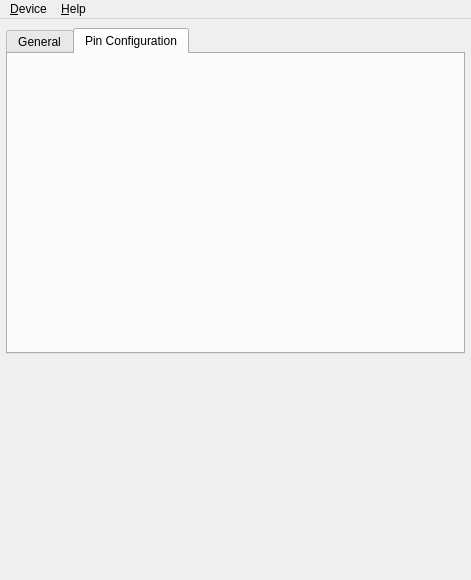
This is src/configuratorwindow.ui in bloguetronica/mcp2210-conf as Qt 5 draws it before an edit. The edited form follows.
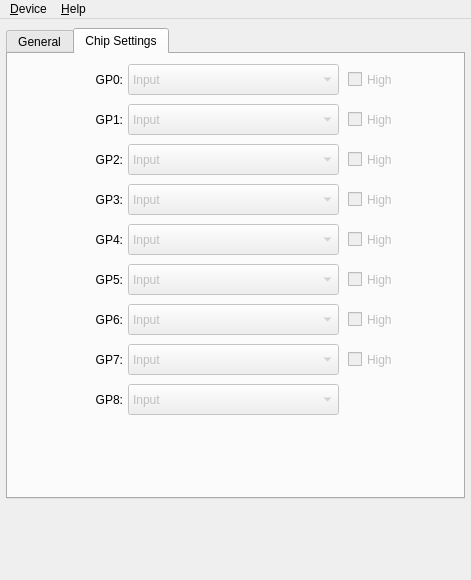
This is the edited form. The open tabs and pages were chosen to show the change. Icons and pictures are not drawn.

What changed in the file:
```diff
--- a/src/configuratorwindow.ui
+++ b/src/configuratorwindow.ui
@@ -46,7 +46,7 @@
       <x>6</x>
       <y>9</y>
       <width>459</width>
-      <height>326</height>
+      <height>471</height>
      </rect>
     </property>
     <property name="currentIndex">
@@ -314,8 +314,557 @@
     </widget>
     <widget class="QWidget" name="tabPinConfig">
      <attribute name="title">
-      <string>Pin Configuration</string>
+      <string>Chip Settings</string>
      </attribute>
+     <widget class="QLabel" name="labelGP0">
+      <property name="geometry">
+       <rect>
+        <x>10</x>
+        <y>17</y>
+        <width>105</width>
+        <height>17</height>
+       </rect>
+      </property>
+      <property name="text">
+       <string>GP0:</string>
+      </property>
+      <property name="alignment">
+       <set>Qt::AlignRight|Qt::AlignTrailing|Qt::AlignVCenter</set>
+      </property>
+     </widget>
+     <widget class="QComboBox" name="comboBoxGP0">
+      <property name="enabled">
+       <bool>false</bool>
+      </property>
+      <property name="geometry">
+       <rect>
+        <x>120</x>
+        <y>10</y>
+        <width>211</width>
+        <height>31</height>
+       </rect>
+      </property>
+      <item>
+       <property name="text">
+        <string>Input</string>
+       </property>
+      </item>
+      <item>
+       <property name="text">
+        <string>Output</string>
+       </property>
+      </item>
+      <item>
+       <property name="text">
+        <string>Chip select</string>
+       </property>
+      </item>
+     </widget>
+     <widget class="QCheckBox" name="checkBoxGP0DefaultValue">
+      <property name="enabled">
+       <bool>false</bool>
+      </property>
+      <property name="geometry">
+       <rect>
+        <x>340</x>
+        <y>15</y>
+        <width>101</width>
+        <height>21</height>
+       </rect>
+      </property>
+      <property name="text">
+       <string>High</string>
+      </property>
+     </widget>
+     <widget class="QLabel" name="labelGP1">
+      <property name="geometry">
+       <rect>
+        <x>10</x>
+        <y>57</y>
+        <width>105</width>
+        <height>17</height>
+       </rect>
+      </property>
+      <property name="text">
+       <string>GP1:</string>
+      </property>
+      <property name="alignment">
+       <set>Qt::AlignRight|Qt::AlignTrailing|Qt::AlignVCenter</set>
+      </property>
+     </widget>
+     <widget class="QCheckBox" name="checkBoxGP1DefaultValue">
+      <property name="enabled">
+       <bool>false</bool>
+      </property>
+      <property name="geometry">
+       <rect>
+        <x>340</x>
+        <y>55</y>
+        <width>101</width>
+        <height>21</height>
+       </rect>
+      </property>
+      <property name="text">
+       <string>High</string>
+      </property>
+     </widget>
+     <widget class="QComboBox" name="comboBoxGP1">
+      <property name="enabled">
+       <bool>false</bool>
+      </property>
+      <property name="geometry">
+       <rect>
+        <x>120</x>
+        <y>50</y>
+        <width>211</width>
+        <height>31</height>
+       </rect>
+      </property>
+      <item>
+       <property name="text">
+        <string>Input</string>
+       </property>
+      </item>
+      <item>
+       <property name="text">
+        <string>Output</string>
+       </property>
+      </item>
+      <item>
+       <property name="text">
+        <string>Chip select</string>
+       </property>
+      </item>
+     </widget>
+     <widget class="QComboBox" name="comboBoxGP2">
+      <property name="enabled">
+       <bool>false</bool>
+      </property>
+      <property name="geometry">
+       <rect>
+        <x>120</x>
+        <y>90</y>
+        <width>211</width>
+        <height>31</height>
+       </rect>
+      </property>
+      <item>
+       <property name="text">
+        <string>Input</string>
+       </property>
+      </item>
+      <item>
+       <property name="text">
+        <string>Output</string>
+       </property>
+      </item>
+      <item>
+       <property name="text">
+        <string>Chip select</string>
+       </property>
+      </item>
+      <item>
+       <property name="text">
+        <string>Suspend</string>
+       </property>
+      </item>
+     </widget>
+     <widget class="QCheckBox" name="checkBoxGP2DefaultValue">
+      <property name="enabled">
+       <bool>false</bool>
+      </property>
+      <property name="geometry">
+       <rect>
+        <x>340</x>
+        <y>95</y>
+        <width>101</width>
+        <height>21</height>
+       </rect>
+      </property>
+      <property name="text">
+       <string>High</string>
+      </property>
+     </widget>
+     <widget class="QLabel" name="labelGP2">
+      <property name="geometry">
+       <rect>
+        <x>10</x>
+        <y>97</y>
+        <width>105</width>
+        <height>17</height>
+       </rect>
+      </property>
+      <property name="text">
+       <string>GP2:</string>
+      </property>
+      <property name="alignment">
+       <set>Qt::AlignRight|Qt::AlignTrailing|Qt::AlignVCenter</set>
+      </property>
+     </widget>
+     <widget class="QComboBox" name="comboBoxGP4">
+      <property name="enabled">
+       <bool>false</bool>
+      </property>
+      <property name="geometry">
+       <rect>
+        <x>120</x>
+        <y>170</y>
+        <width>211</width>
+        <height>31</height>
+       </rect>
+      </property>
+      <item>
+       <property name="text">
+        <string>Input</string>
+       </property>
+      </item>
+      <item>
+       <property name="text">
+        <string>Output</string>
+       </property>
+      </item>
+      <item>
+       <property name="text">
+        <string>Chip select</string>
+       </property>
+      </item>
+      <item>
+       <property name="text">
+        <string>USB low power</string>
+       </property>
+      </item>
+     </widget>
+     <widget class="QCheckBox" name="checkBoxGP4DefaultValue">
+      <property name="enabled">
+       <bool>false</bool>
+      </property>
+      <property name="geometry">
+       <rect>
+        <x>340</x>
+        <y>175</y>
+        <width>101</width>
+        <height>21</height>
+       </rect>
+      </property>
+      <property name="text">
+       <string>High</string>
+      </property>
+     </widget>
+     <widget class="QComboBox" name="comboBoxGP5">
+      <property name="enabled">
+       <bool>false</bool>
+      </property>
+      <property name="geometry">
+       <rect>
+        <x>120</x>
+        <y>210</y>
+        <width>211</width>
+        <height>31</height>
+       </rect>
+      </property>
+      <item>
+       <property name="text">
+        <string>Input</string>
+       </property>
+      </item>
+      <item>
+       <property name="text">
+        <string>Output</string>
+       </property>
+      </item>
+      <item>
+       <property name="text">
+        <string>Chip select</string>
+       </property>
+      </item>
+      <item>
+       <property name="text">
+        <string>USB configured</string>
+       </property>
+      </item>
+     </widget>
+     <widget class="QLabel" name="labelGP4">
+      <property name="geometry">
+       <rect>
+        <x>10</x>
+        <y>177</y>
+        <width>105</width>
+        <height>17</height>
+       </rect>
+      </property>
+      <property name="text">
+       <string>GP4:</string>
+      </property>
+      <property name="alignment">
+       <set>Qt::AlignRight|Qt::AlignTrailing|Qt::AlignVCenter</set>
+      </property>
+     </widget>
+     <widget class="QLabel" name="labelGP3">
+      <property name="geometry">
+       <rect>
+        <x>10</x>
+        <y>137</y>
+        <width>105</width>
+        <height>17</height>
+       </rect>
+      </property>
+      <property name="text">
+       <string>GP3:</string>
+      </property>
+      <property name="alignment">
+       <set>Qt::AlignRight|Qt::AlignTrailing|Qt::AlignVCenter</set>
+      </property>
+     </widget>
+     <widget class="QCheckBox" name="checkBoxGP5DefaultValue">
+      <property name="enabled">
+       <bool>false</bool>
+      </property>
+      <property name="geometry">
+       <rect>
+        <x>340</x>
+        <y>215</y>
+        <width>101</width>
+        <height>21</height>
+       </rect>
+      </property>
+      <property name="text">
+       <string>High</string>
+      </property>
+     </widget>
+     <widget class="QCheckBox" name="checkBoxGP3DefaultValue">
+      <property name="enabled">
+       <bool>false</bool>
+      </property>
+      <property name="geometry">
+       <rect>
+        <x>340</x>
+        <y>135</y>
+        <width>101</width>
+        <height>21</height>
+       </rect>
+      </property>
+      <property name="text">
+       <string>High</string>
+      </property>
+     </widget>
+     <widget class="QLabel" name="labelGP5">
+      <property name="geometry">
+       <rect>
+        <x>10</x>
+        <y>217</y>
+        <width>105</width>
+        <height>17</height>
+       </rect>
+      </property>
+      <property name="text">
+       <string>GP5:</string>
+      </property>
+      <property name="alignment">
+       <set>Qt::AlignRight|Qt::AlignTrailing|Qt::AlignVCenter</set>
+      </property>
+     </widget>
+     <widget class="QComboBox" name="comboBoxGP3">
+      <property name="enabled">
+       <bool>false</bool>
+      </property>
+      <property name="geometry">
+       <rect>
+        <x>120</x>
+        <y>130</y>
+        <width>211</width>
+        <height>31</height>
+       </rect>
+      </property>
+      <item>
+       <property name="text">
+        <string>Input</string>
+       </property>
+      </item>
+      <item>
+       <property name="text">
+        <string>Output</string>
+       </property>
+      </item>
+      <item>
+       <property name="text">
+        <string>Chip select</string>
+       </property>
+      </item>
+      <item>
+       <property name="text">
+        <string>SPI transfer LED</string>
+       </property>
+      </item>
+     </widget>
+     <widget class="QComboBox" name="comboBoxGP7">
+      <property name="enabled">
+       <bool>false</bool>
+      </property>
+      <property name="geometry">
+       <rect>
+        <x>120</x>
+        <y>290</y>
+        <width>211</width>
+        <height>31</height>
+       </rect>
+      </property>
+      <item>
+       <property name="text">
+        <string>Input</string>
+       </property>
+      </item>
+      <item>
+       <property name="text">
+        <string>Output</string>
+       </property>
+      </item>
+      <item>
+       <property name="text">
+        <string>Chip select</string>
+       </property>
+      </item>
+      <item>
+       <property name="text">
+        <string>SPI bus release ACK</string>
+       </property>
+      </item>
+     </widget>
+     <widget class="QCheckBox" name="checkBoxGP7DefaultValue">
+      <property name="enabled">
+       <bool>false</bool>
+      </property>
+      <property name="geometry">
+       <rect>
+        <x>340</x>
+        <y>295</y>
+        <width>101</width>
+        <height>21</height>
+       </rect>
+      </property>
+      <property name="text">
+       <string>High</string>
+      </property>
+     </widget>
+     <widget class="QComboBox" name="comboBoxGP8">
+      <property name="enabled">
+       <bool>false</bool>
+      </property>
+      <property name="geometry">
+       <rect>
+        <x>120</x>
+        <y>330</y>
+        <width>211</width>
+        <height>31</height>
+       </rect>
+      </property>
+      <item>
+       <property name="text">
+        <string>Input</string>
+       </property>
+      </item>
+      <item>
+       <property name="text">
+        <string>SPI bus release REQ</string>
+       </property>
+      </item>
+     </widget>
+     <widget class="QLabel" name="labelGP7">
+      <property name="geometry">
+       <rect>
+        <x>10</x>
+        <y>297</y>
+        <width>105</width>
+        <height>17</height>
+       </rect>
+      </property>
+      <property name="text">
+       <string>GP7:</string>
+      </property>
+      <property name="alignment">
+       <set>Qt::AlignRight|Qt::AlignTrailing|Qt::AlignVCenter</set>
+      </property>
+     </widget>
+     <widget class="QLabel" name="labelGP6">
+      <property name="geometry">
+       <rect>
+        <x>10</x>
+        <y>257</y>
+        <width>105</width>
+        <height>17</height>
+       </rect>
+      </property>
+      <property name="text">
+       <string>GP6:</string>
+      </property>
+      <property name="alignment">
+       <set>Qt::AlignRight|Qt::AlignTrailing|Qt::AlignVCenter</set>
+      </property>
+     </widget>
+     <widget class="QCheckBox" name="checkBoxGP6DefaultValue">
+      <property name="enabled">
+       <bool>false</bool>
+      </property>
+      <property name="geometry">
+       <rect>
+        <x>340</x>
+        <y>255</y>
+        <width>101</width>
+        <height>21</height>
+       </rect>
+      </property>
+      <property name="text">
+       <string>High</string>
+      </property>
+     </widget>
+     <widget class="QLabel" name="labelGP8">
+      <property name="geometry">
+       <rect>
+        <x>10</x>
+        <y>337</y>
+        <width>105</width>
+        <height>17</height>
+       </rect>
+      </property>
+      <property name="text">
+       <string>GP8:</string>
+      </property>
+      <property name="alignment">
+       <set>Qt::AlignRight|Qt::AlignTrailing|Qt::AlignVCenter</set>
+      </property>
+     </widget>
+     <widget class="QComboBox" name="comboBoxGP6">
+      <property name="enabled">
+       <bool>false</bool>
+      </property>
+      <property name="geometry">
+       <rect>
+        <x>120</x>
+        <y>250</y>
+        <width>211</width>
+        <height>31</height>
+       </rect>
+      </property>
+      <item>
+       <property name="text">
+        <string>Input</string>
+       </property>
+      </item>
+      <item>
+       <property name="text">
+        <string>Output</string>
+       </property>
+      </item>
+      <item>
+       <property name="text">
+        <string>Chip select</string>
+       </property>
+      </item>
+      <item>
+       <property name="text">
+        <string>External interrupt</string>
+       </property>
+      </item>
+     </widget>
     </widget>
    </widget>
   </widget>
```
Left out of the diff: 2 changed lines with no effect on the pictures.
